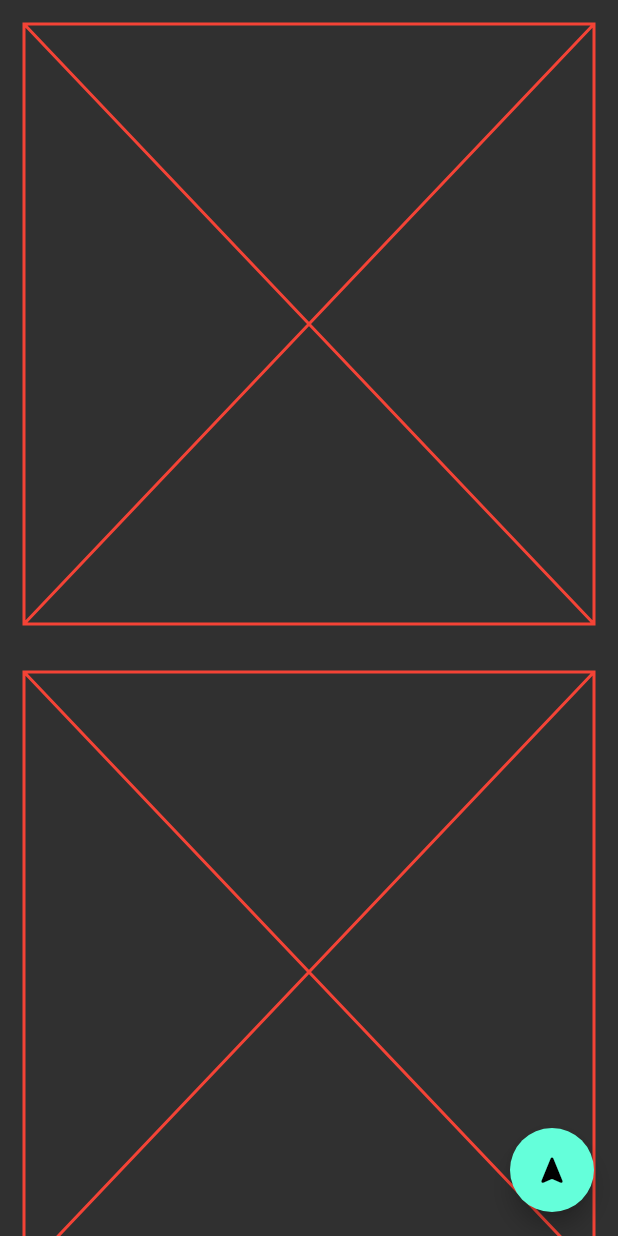
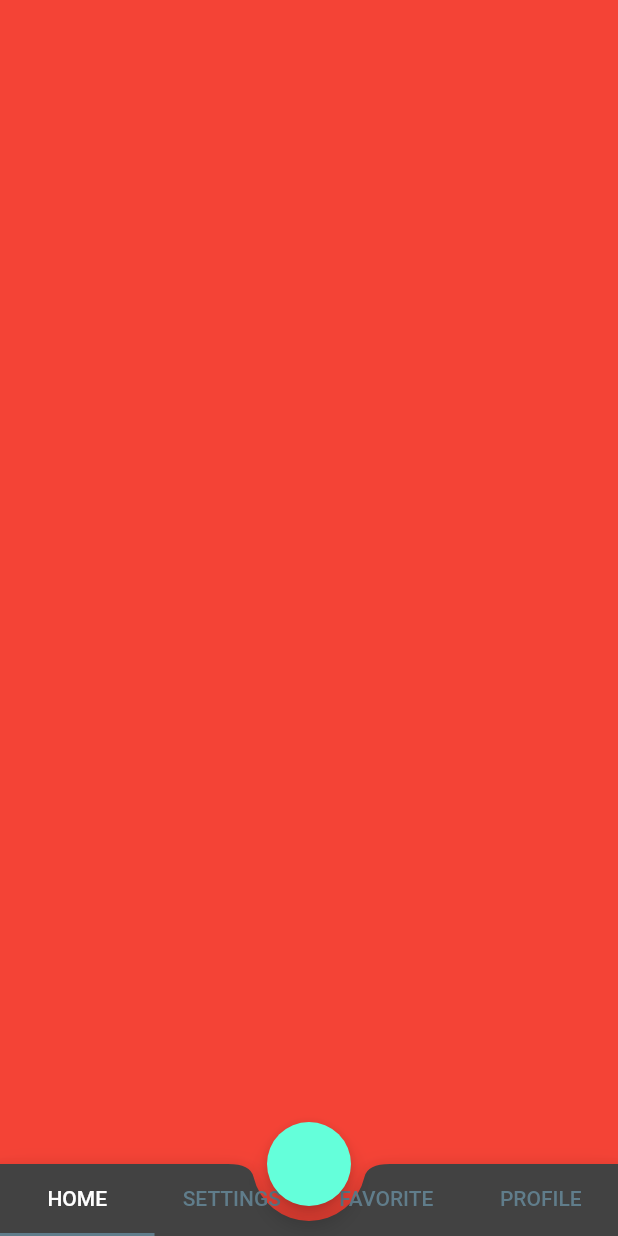
Before and after one commit to toprako/LearningFlutter, a Flutter app: the screen it shows after launch, on a phone screen of 412 x 824 dp. Run offline on Flutter 3.47's test engine with Material 2 defaults, Android fonts, the phone set to English and light mode, and no system bars.

Commit message:
12.04.2023 Güncellemeler

```diff
--- a/analysis_options.yaml
+++ b/analysis_options.yaml
@@ -8,6 +8,10 @@
 # The following line activates a set of recommended lints for Flutter apps,
 # packages, and plugins designed to encourage good coding practices.
 include: package:flutter_lints/flutter.yaml
+
+analyzer:
+  language:
+    enableSuperMixins: true
 
 linter:
   # The lint rules applied to this project can be customized in the
--- /dev/null
+++ b/lib/202/TabLearningWidget.dart
@@ -0,0 +1,115 @@
+import 'package:flutter/material.dart';
+
+class TabLearningWidget extends StatefulWidget {
+  const TabLearningWidget({Key? key}) : super(key: key);
+
+  @override
+  State<TabLearningWidget> createState() => _TabLearningWidgetState();
+}
+
+class _TabLearningWidgetState extends State<TabLearningWidget>
+    with TickerProviderStateMixin {
+  late final TabController _tabController;
+  @override
+  void initState() {
+    super.initState();
+    _tabController = TabController(length: _MyTabViews.values.length, vsync: this);
+  }
+
+  @override
+  void dispose() {
+    super.dispose();
+  }
+
+  @override
+  Widget build(BuildContext context) {
+    return DefaultTabController(
+      length: 2,
+      child: Scaffold(
+        extendBody: true,
+        floatingActionButtonLocation: FloatingActionButtonLocation.centerDocked,
+        floatingActionButton: FloatingActionButton(onPressed: (){
+          _tabController.animateTo(0);
+        }),
+        bottomNavigationBar: BottomAppBar(
+          notchMargin: 10,
+          shape: CircularNotchedRectangle(),
+          child: _myTabView(tabController: _tabController),
+        ),
+        appBar: AppBar(
+          /*bottom:  TabBar(
+            controller: _tabController,
+            tabs:  [
+              Tab(
+                text: "Page 1",
+              ),
+              Tab(
+                text: "Page 2",
+              ),
+            ],
+          ),*/
+        ),
+        body: _tabbarView(tabController: _tabController),
+      ),
+    );
+  }
+}
+
+class _myTabView extends StatelessWidget {
+  const _myTabView({
+    super.key,
+    required TabController tabController,
+  }) : _tabController = tabController;
+
+  final TabController _tabController;
+
+  @override
+  Widget build(BuildContext context) {
+    return TabBar(
+      indicatorColor: Colors.blueGrey,
+     //isScrollable: true,
+      unselectedLabelColor: Colors.blueGrey,
+      padding: EdgeInsets.zero,
+      onTap: (int index){
+
+      },
+      controller: _tabController,
+      tabs:_MyTabViews.values.map((e) => Tab(text: e.name.toUpperCase())).toList(),
+    );
+  }
+}
+
+class _tabbarView extends StatelessWidget {
+  const _tabbarView({
+    super.key,
+    required TabController tabController,
+  }) : _tabController = tabController;
+
+  final TabController _tabController;
+
+  @override
+  Widget build(BuildContext context) {
+    return TabBarView(
+      controller: _tabController,
+      physics: const NeverScrollableScrollPhysics(),
+      children: [
+        Container(color: Colors.red),
+        Container(color: Colors.green),
+        Container(color: Colors.blueGrey),
+        Container(color: Colors.brown),
+      ],
+    );
+  }
+}
+
+enum _MyTabViews{
+  home,
+  settings,
+  favorite,
+  profile
+}
+
+extension _MyTabViewExtension on _MyTabViews{
+
+
+}
--- a/lib/main.dart
+++ b/lib/main.dart
@@ -18,6 +18,7 @@ import 'package:learning/101/StatefullLearning.dart';
 import 'package:learning/101/StatefullLifeCycleLearning.dart';
 import 'package:learning/101/StatelessLearning.dart';
 import 'package:learning/101/TextFieldLearning.dart';
+import 'package:learning/202/TabLearningWidget.dart';
 import 'package:learning/demos/ColorDemosViewLearning.dart';
 import 'package:learning/demos/ColorLifeCycleViewLearning.dart';
 import 'package:learning/demos/MyCollectionDemos.dart';
@@ -51,7 +52,7 @@ class MyApp extends StatelessWidget {
           elevation: 0,
         ),
       ),
-      home: NavihationLearningWidget(),
+      home: TabLearningWidget(),
       debugShowCheckedModeBanner: false,
     );
   }
```
Also changed, not shown: lib/202/ModelLearning.dart (added, +48 -0 lines), lib/202/ModelLearningView.dart (added, +43 -0 lines).
